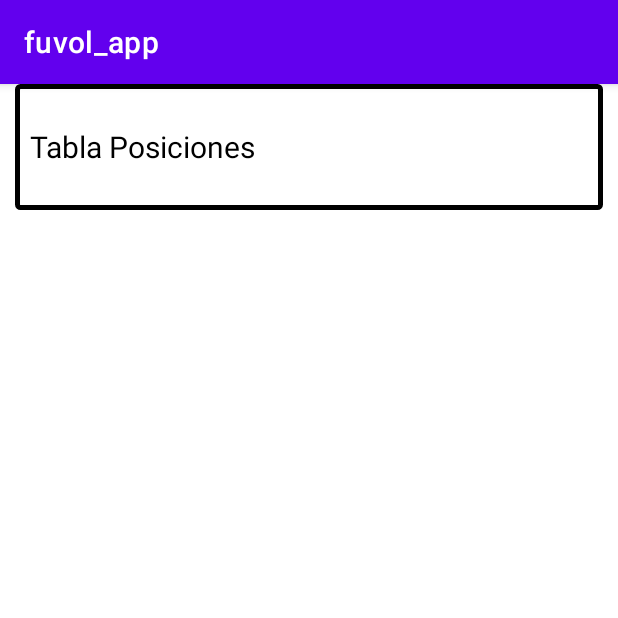
After one commit to espadianto2000/fuvol_app, an Android app: the fragment PosicionesFragment shown on its own in the app's theme, on a phone screen of 412 x 824 dp, the top half of it. The commit adds this screen. Run offline under Robolectric (Android 15) with nearby library versions, the phone set to English and light mode, and no system bars.

Commit message:
Terminando visuales de fragment equipos y tabla de posiciones

```diff
--- a/app/src/main/AndroidManifest.xml
+++ b/app/src/main/AndroidManifest.xml
@@ -16,6 +16,7 @@
                 <category android:name="android.intent.category.LAUNCHER" />
             </intent-filter>
         </activity>
+        <activity android:name=".FuvolActivity" />
     </application>
 
 </manifest>
--- /dev/null
+++ b/app/src/main/java/pe/edu/ulima/pm/fuvol_app/fragments/PosicionesFragment.kt
@@ -0,0 +1,20 @@
+package pe.edu.ulima.pm.fuvol_app.fragments
+
+import android.os.Bundle
+import android.view.LayoutInflater
+import android.view.View
+import android.view.ViewGroup
+import androidx.fragment.app.Fragment
+import pe.edu.ulima.pm.fuvol_app.R
+
+class PosicionesFragment: Fragment() {
+
+    override fun onCreateView(
+        inflater: LayoutInflater,
+        container: ViewGroup?,
+        savedInstanceState: Bundle?
+    ): View? {
+        return inflater.inflate(R.layout.fragment_posiciones, container, false)
+    }
+
+}
--- /dev/null
+++ b/app/src/main/res/layout/fragment_posiciones.xml
@@ -0,0 +1,26 @@
+<?xml version="1.0" encoding="utf-8"?>
+<LinearLayout xmlns:android="http://schemas.android.com/apk/res/android"
+    android:layout_width="match_parent"
+    android:layout_height="match_parent"
+    xmlns:tools="http://schemas.android.com/tools"
+    android:orientation="vertical"
+    android:paddingHorizontal="10dp">
+
+    <TextView
+        android:background="@drawable/border"
+        android:paddingHorizontal="10dp"
+        android:layout_width="match_parent"
+        android:layout_height="0dp"
+        android:layout_marginBottom="10dp"
+        android:text="Tabla Posiciones"
+        android:layout_weight="1"
+        android:gravity="center_vertical"
+        android:textSize="20sp"
+        android:textColor="@color/black"/>
+
+    <androidx.recyclerview.widget.RecyclerView
+        android:layout_width="match_parent"
+        android:layout_height="0dp"
+        android:layout_weight="8"/>
+
+</LinearLayout>
```
Also changed, not shown: app/src/main/java/pe/edu/ulima/pm/fuvol_app/fragments/EquiposFragment.kt (added, +20 -0 lines), app/src/main/res/layout/activity_fuvol.xml (+13 -3 lines), app/src/main/res/layout/fragment_equipos.xml (added, +27 -0 lines), app/src/main/res/layout/navigation_header.xml (added, +12 -0 lines), app/src/main/res/menu/left_menu.xml (added, +12 -0 lines).
